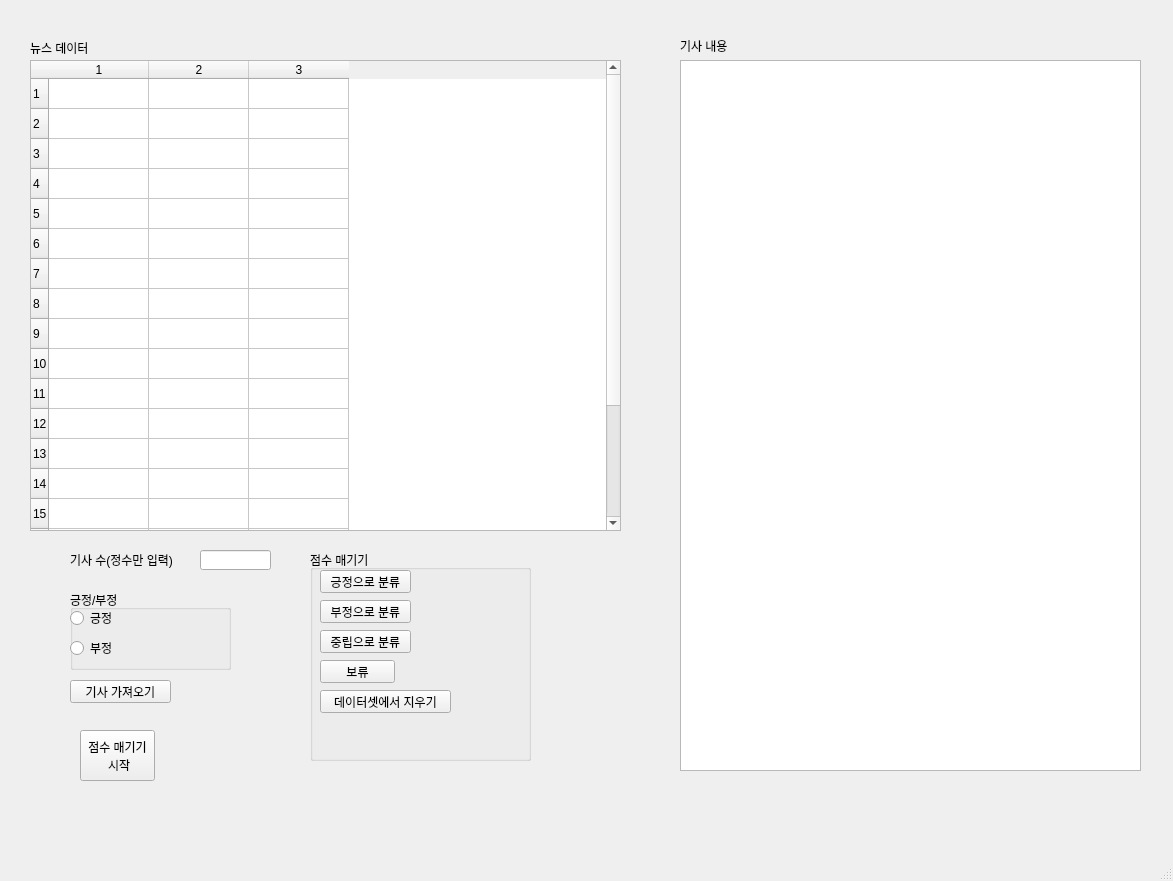
This is uiui.ui in Jong-Min-Moon/News-analysis as Qt 5 draws it before an edit. The edited form follows.
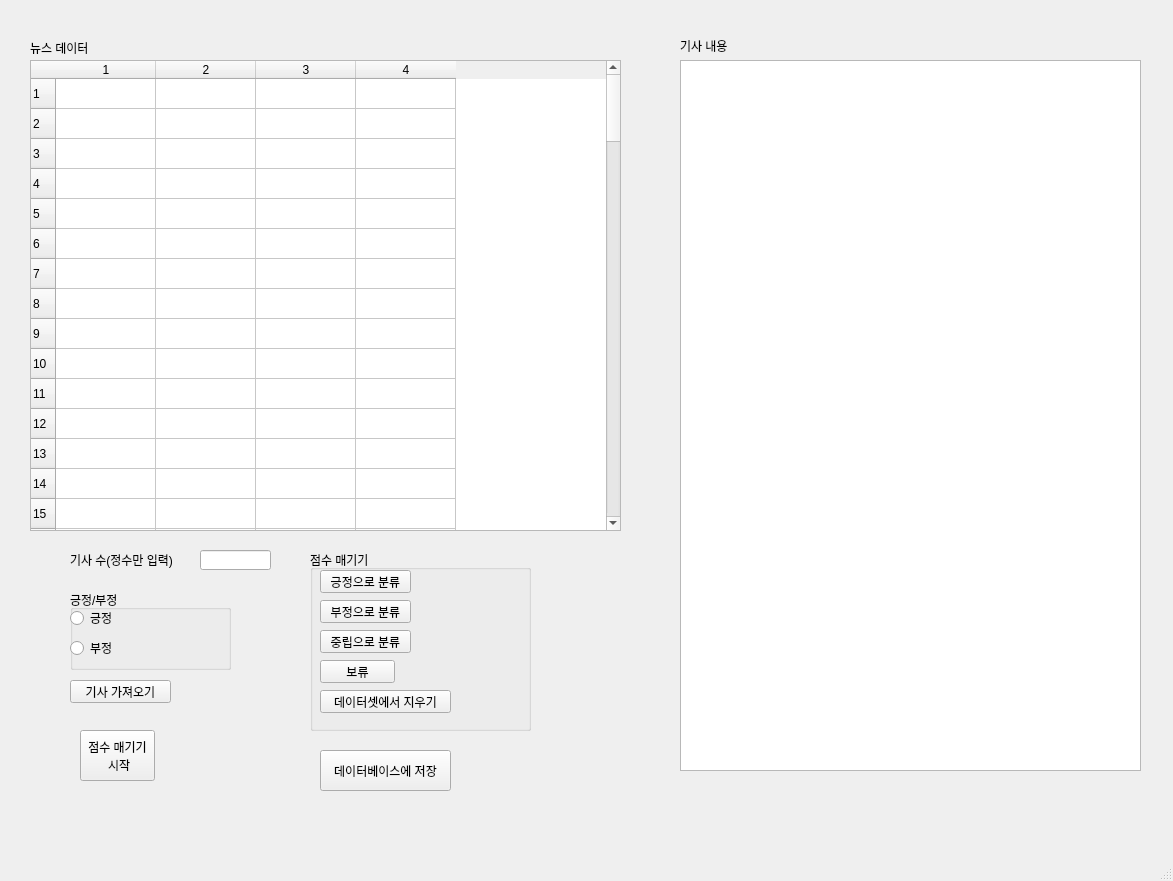
This is the edited form.

Commit message: 레이블링 거의 완성

What changed in the file:
```diff
--- a/uiui.ui
+++ b/uiui.ui
@@ -24,10 +24,10 @@
      </rect>
     </property>
     <property name="rowCount">
-     <number>20</number>
+     <number>100</number>
     </property>
     <property name="columnCount">
-     <number>3</number>
+     <number>4</number>
     </property>
     <row/>
     <row/>
@@ -49,6 +49,87 @@
     <row/>
     <row/>
     <row/>
+    <row/>
+    <row/>
+    <row/>
+    <row/>
+    <row/>
+    <row/>
+    <row/>
+    <row/>
+    <row/>
+    <row/>
+    <row/>
+    <row/>
+    <row/>
+    <row/>
+    <row/>
+    <row/>
+    <row/>
+    <row/>
+    <row/>
+    <row/>
+    <row/>
+    <row/>
+    <row/>
+    <row/>
+    <row/>
+    <row/>
+    <row/>
+    <row/>
+    <row/>
+    <row/>
+    <row/>
+    <row/>
+    <row/>
+    <row/>
+    <row/>
+    <row/>
+    <row/>
+    <row/>
+    <row/>
+    <row/>
+    <row/>
+    <row/>
+    <row/>
+    <row/>
+    <row/>
+    <row/>
+    <row/>
+    <row/>
+    <row/>
+    <row/>
+    <row/>
+    <row/>
+    <row/>
+    <row/>
+    <row/>
+    <row/>
+    <row/>
+    <row/>
+    <row/>
+    <row/>
+    <row/>
+    <row/>
+    <row/>
+    <row/>
+    <row/>
+    <row/>
+    <row/>
+    <row/>
+    <row/>
+    <row/>
+    <row/>
+    <row/>
+    <row/>
+    <row/>
+    <row/>
+    <row/>
+    <row/>
+    <row/>
+    <row/>
+    <row/>
+    <column/>
     <column/>
     <column/>
     <column/>
@@ -161,7 +242,7 @@
       <x>310</x>
       <y>550</y>
       <width>221</width>
-      <height>211</height>
+      <height>181</height>
      </rect>
     </property>
     <property name="title">
@@ -256,6 +337,19 @@
      </rect>
     </property>
    </widget>
+   <widget class="QPushButton" name="pushButton_8">
+    <property name="geometry">
+     <rect>
+      <x>320</x>
+      <y>750</y>
+      <width>131</width>
+      <height>41</height>
+     </rect>
+    </property>
+    <property name="text">
+     <string>데이터베이스에 저장</string>
+    </property>
+   </widget>
   </widget>
   <widget class="QMenuBar" name="menubar">
    <property name="geometry">
```
The commit also changes 1 other file.
